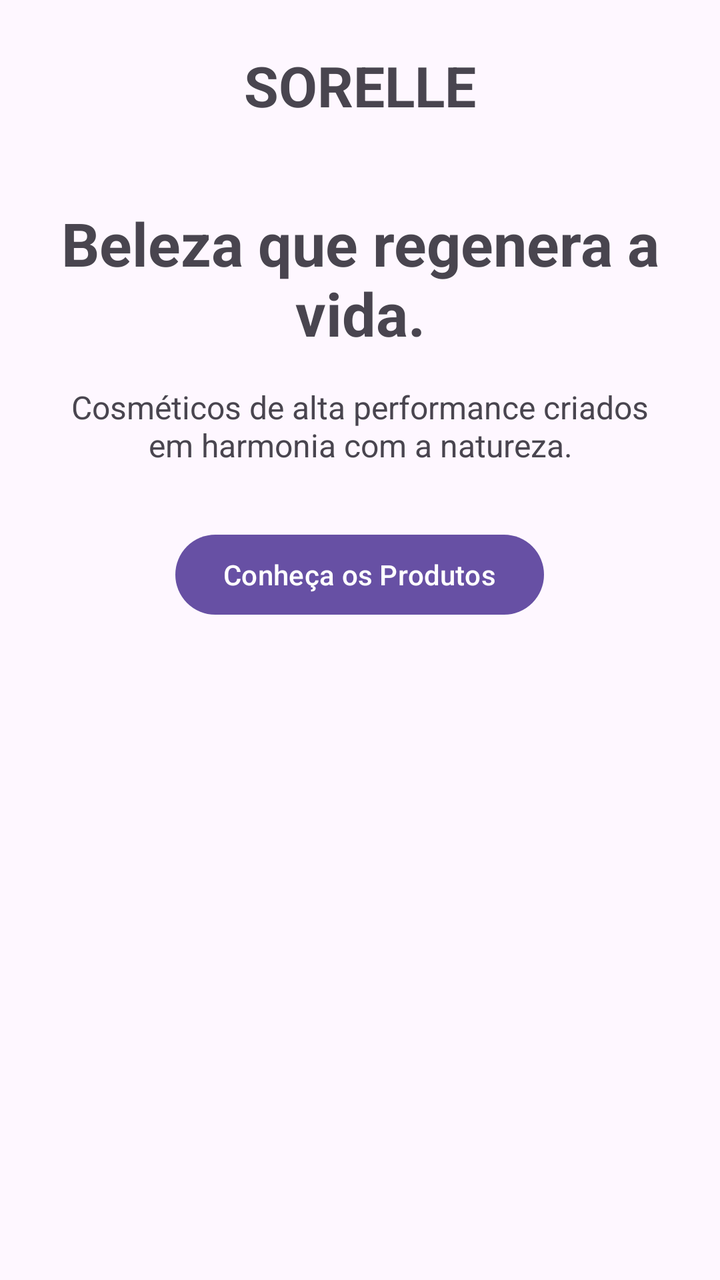
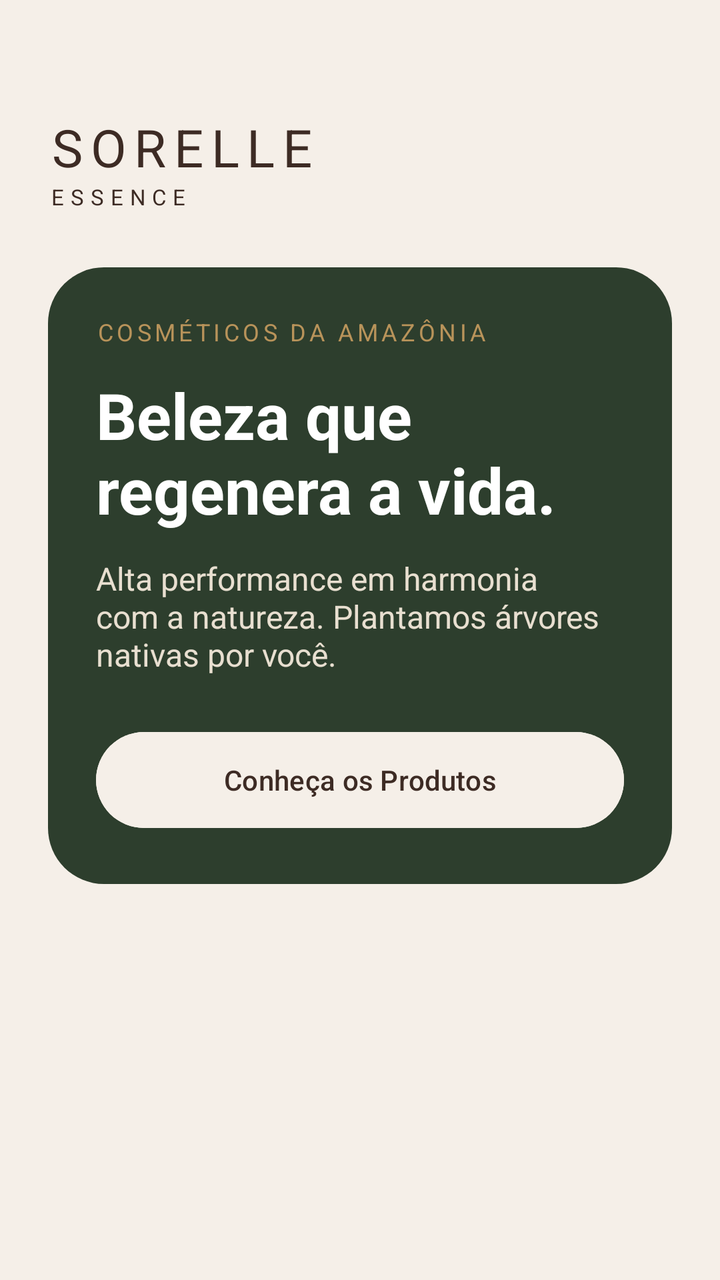

An Android layout rendered at two revisions. The XML below is the earlier revision; the diff shows what the commit changed to produce the second picture.
<!-- AndroidManifest.xml: application theme Theme.SorelleApp -->
<!-- res/layout/activity_main.xml -->
<?xml version="1.0" encoding="utf-8"?>
<ScrollView
    xmlns:android="http://schemas.android.com/apk/res/android"
    android:layout_width="match_parent"
    android:layout_height="match_parent">

    <LinearLayout
        android:layout_width="match_parent"
        android:layout_height="wrap_content"
        android:orientation="vertical"
        android:padding="24dp">

        <TextView
            android:layout_width="wrap_content"
            android:layout_height="wrap_content"
            android:text="SORELLE"
            android:textSize="28sp"
            android:textStyle="bold"
            android:layout_gravity="center_horizontal"
            android:layout_marginBottom="40dp" />

        <TextView
            android:layout_width="match_parent"
            android:layout_height="wrap_content"
            android:text="Beleza que regenera a vida."
            android:textSize="30sp"
            android:textStyle="bold"
            android:gravity="center"
            android:layout_marginBottom="16dp" />

        <TextView
            android:layout_width="match_parent"
            android:layout_height="wrap_content"
            android:text="Cosméticos de alta performance criados em harmonia com a natureza."
            android:textSize="16sp"
            android:gravity="center"
            android:layout_marginBottom="30dp" />

        <Button
            android:id="@+id/btnProdutos"
            android:layout_width="wrap_content"
            android:layout_height="wrap_content"
            android:layout_gravity="center_horizontal"
            android:text="Conheça os Produtos" />

    </LinearLayout>

</ScrollView>
<!-- resources referenced by this layout -->
<resources>
  <style name="Theme.SorelleApp" parent="Base.Theme.SorelleApp" />
  <style name="Base.Theme.SorelleApp" parent="Theme.Material3.DayNight.NoActionBar">
          
          
      </style>
</resources>

<!-- the commit's change to res/layout/activity_main.xml (unified diff, before → after) -->
@@ -1,47 +1,80 @@
 <?xml version="1.0" encoding="utf-8"?>
 <ScrollView
     xmlns:android="http://schemas.android.com/apk/res/android"
+    xmlns:app="http://schemas.android.com/apk/res-auto"
     android:layout_width="match_parent"
-    android:layout_height="match_parent">
+    android:layout_height="match_parent"
+    android:background="@color/sorelle_fundo">
 
     <LinearLayout
         android:layout_width="match_parent"
         android:layout_height="wrap_content"
         android:orientation="vertical"
-        android:padding="24dp">
+        android:paddingStart="24dp"
+        android:paddingEnd="24dp"
+        android:paddingTop="56dp"
+        android:paddingBottom="24dp">
 
         <TextView
             android:layout_width="wrap_content"
             android:layout_height="wrap_content"
             android:text="SORELLE"
-            android:textSize="28sp"
-            android:textStyle="bold"
-            android:layout_gravity="center_horizontal"
-            android:layout_marginBottom="40dp" />
+            android:textSize="26sp"
+            android:letterSpacing="0.15"
+            android:textColor="@color/sorelle_marrom" />
 
         <TextView
+            android:layout_width="wrap_content"
+            android:layout_height="wrap_content"
+            android:text="ESSENCE"
+            android:textSize="11sp"
+            android:letterSpacing="0.3"
+            android:textColor="@color/sorelle_marrom"
+            android:layout_marginBottom="28dp" />
+
+        <LinearLayout
             android:layout_width="match_parent"
             android:layout_height="wrap_content"
-            android:text="Beleza que regenera a vida."
-            android:textSize="30sp"
-            android:textStyle="bold"
-            android:gravity="center"
-            android:layout_marginBottom="16dp" />
+            android:orientation="vertical"
+            android:padding="24dp"
+            android:background="@drawable/bg_card_verde">
 
-        <TextView
-            android:layout_width="match_parent"
-            android:layout_height="wrap_content"
-            android:text="Cosméticos de alta performance criados em harmonia com a natureza."
-            android:textSize="16sp"
-            android:gravity="center"
-            android:layout_marginBottom="30dp" />
+            <TextView
+                android:layout_width="wrap_content"
+                android:layout_height="wrap_content"
+                android:text="COSMÉTICOS DA AMAZÔNIA"
+                android:textSize="12sp"
+                android:letterSpacing="0.15"
+                android:textColor="@color/sorelle_dourado" />
 
-        <Button
-            android:id="@+id/btnProdutos"
-            android:layout_width="wrap_content"
-            android:layout_height="wrap_content"
-            android:layout_gravity="center_horizontal"
-            android:text="Conheça os Produtos" />
+            <TextView
+                android:layout_width="match_parent"
+                android:layout_height="wrap_content"
+                android:text="Beleza que regenera a vida."
+                android:textSize="32sp"
+                android:textStyle="bold"
+                android:textColor="@color/white"
+                android:layout_marginTop="12dp" />
+
+            <TextView
+                android:layout_width="match_parent"
+                android:layout_height="wrap_content"
+                android:text="Alta performance em harmonia com a natureza. Plantamos árvores nativas por você."
+                android:textSize="16sp"
+                android:textColor="@color/sorelle_bege_card"
+                android:layout_marginTop="12dp" />
+
+            <Button
+                android:id="@+id/btnProdutos"
+                android:layout_width="match_parent"
+                android:layout_height="56dp"
+                android:layout_marginTop="24dp"
+                android:text="Conheça os Produtos"
+                android:textColor="@color/sorelle_marrom"
+                android:backgroundTint="@color/sorelle_fundo"
+                app:cornerRadius="28dp" />
+
+        </LinearLayout>
 
     </LinearLayout>
 
<!-- resource entries referenced after the edit -->
@@ -1,6 +1,19 @@
 <!-- resources referenced by this layout -->
 <resources>
+  <color name="sorelle_bege_card">#E8DFD0</color>
+  <color name="sorelle_dourado">#B8935A</color>
+  <color name="sorelle_fundo">#F5EFE8</color>
+  <color name="sorelle_marrom">#3D2B24</color>
+  <color name="white">#FFFFFFFF</color>
+  <!-- drawable bg_card_verde (drawable) -->
+  <?xml version="1.0" encoding="utf-8"?>
+  <shape xmlns:android="http://schemas.android.com/apk/res/android"
+      android:shape="rectangle">
+      <solid android:color="@color/sorelle_verde" />
+      <corners android:radius="28dp" />
+  </shape>
   <style name="Theme.SorelleApp" parent="Base.Theme.SorelleApp" />
+  <color name="sorelle_verde">#2D3E2D</color>
   <style name="Base.Theme.SorelleApp" parent="Theme.Material3.DayNight.NoActionBar">
           
           
